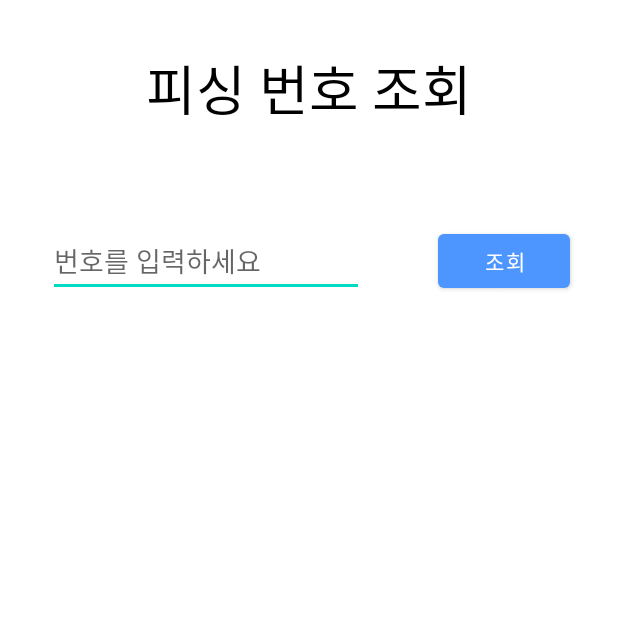
After one commit to Phikaso-Team/Phikaso, an Android app: the SearchActivity screen opened directly, with no data from a screen before it, on a phone screen of 412 x 824 dp, the top half of it. The commit adds this screen. Run offline under Robolectric (Android 15) with nearby library versions, the phone set to English and light mode, and no system bars.

Commit message:
피싱 번호 조회 추가

```diff
--- a/app/build.gradle
+++ b/app/build.gradle
@@ -46,6 +46,7 @@ dependencies {
     implementation 'com.squareup.retrofit2:converter-gson:2.6.2'
 
     implementation "com.kakao.sdk:v2-user:2.6.0"
+    implementation "com.squareup.okhttp3:okhttp"
 }
 
 apply plugin: 'com.google.gms.google-services'
--- a/app/src/main/AndroidManifest.xml
+++ b/app/src/main/AndroidManifest.xml
@@ -26,6 +26,7 @@
         <activity android:name=".activity.RegisterActivity" />
         <activity android:name=".activity.PreventActivity" />
         <activity android:name=".activity.SettingActivity" />
+        <activity android:name=".activity.SearchActivity" />
         <activity android:name=".activity.NumberSearchActivity" />
         <activity android:name=".activity.SplashActivity">
             <intent-filter>
--- /dev/null
+++ b/app/src/main/res/layout/activity_search.xml
@@ -0,0 +1,54 @@
+<?xml version="1.0" encoding="utf-8"?>
+<androidx.constraintlayout.widget.ConstraintLayout xmlns:android="http://schemas.android.com/apk/res/android"
+    xmlns:app="http://schemas.android.com/apk/res-auto"
+    xmlns:tools="http://schemas.android.com/tools"
+    android:layout_width="match_parent"
+    android:layout_height="match_parent"
+    tools:context=".activity.SearchActivity">
+
+    <Button
+        android:id="@+id/search_btn_query"
+        android:layout_width="wrap_content"
+        android:layout_height="wrap_content"
+        android:layout_marginTop="64dp"
+        android:layout_marginEnd="32dp"
+        android:text="조회"
+        app:layout_constraintEnd_toEndOf="parent"
+        app:layout_constraintTop_toBottomOf="@+id/search_text_title" />
+
+    <EditText
+        android:id="@+id/search_edit_phone"
+        android:layout_width="0dp"
+        android:layout_height="wrap_content"
+        android:layout_marginStart="32dp"
+        android:layout_marginTop="64dp"
+        android:layout_marginEnd="49dp"
+        android:ems="10"
+        android:hint="번호를 입력하세요"
+        android:inputType="phone"
+        app:layout_constraintEnd_toStartOf="@+id/search_btn_query"
+        app:layout_constraintStart_toStartOf="parent"
+        app:layout_constraintTop_toBottomOf="@+id/search_text_title" />
+
+    <TextView
+        android:id="@+id/search_text_result"
+        android:layout_width="0dp"
+        android:layout_height="wrap_content"
+        android:layout_marginTop="76dp"
+        android:textSize="18sp"
+        app:layout_constraintEnd_toEndOf="parent"
+        app:layout_constraintStart_toStartOf="parent"
+        app:layout_constraintTop_toBottomOf="@+id/search_edit_phone" />
+
+    <TextView
+        android:id="@+id/search_text_title"
+        android:layout_width="wrap_content"
+        android:layout_height="wrap_content"
+        android:layout_marginTop="32dp"
+        android:text="피싱 번호 조회"
+        android:textColor="#000000"
+        android:textSize="36sp"
+        app:layout_constraintEnd_toEndOf="parent"
+        app:layout_constraintStart_toStartOf="parent"
+        app:layout_constraintTop_toTopOf="parent" />
+</androidx.constraintlayout.widget.ConstraintLayout>
```
Also changed, not shown: app/src/main/java/com/android/phikaso/activity/MainActivity.java (+9 -4 lines), app/src/main/java/com/android/phikaso/activity/SearchActivity.java (added, +106 -0 lines), app/src/main/java/com/android/phikaso/util/StringUtil.java (added, +24 -0 lines), app/src/main/res/layout/activity_main.xml (+10 -0 lines).
